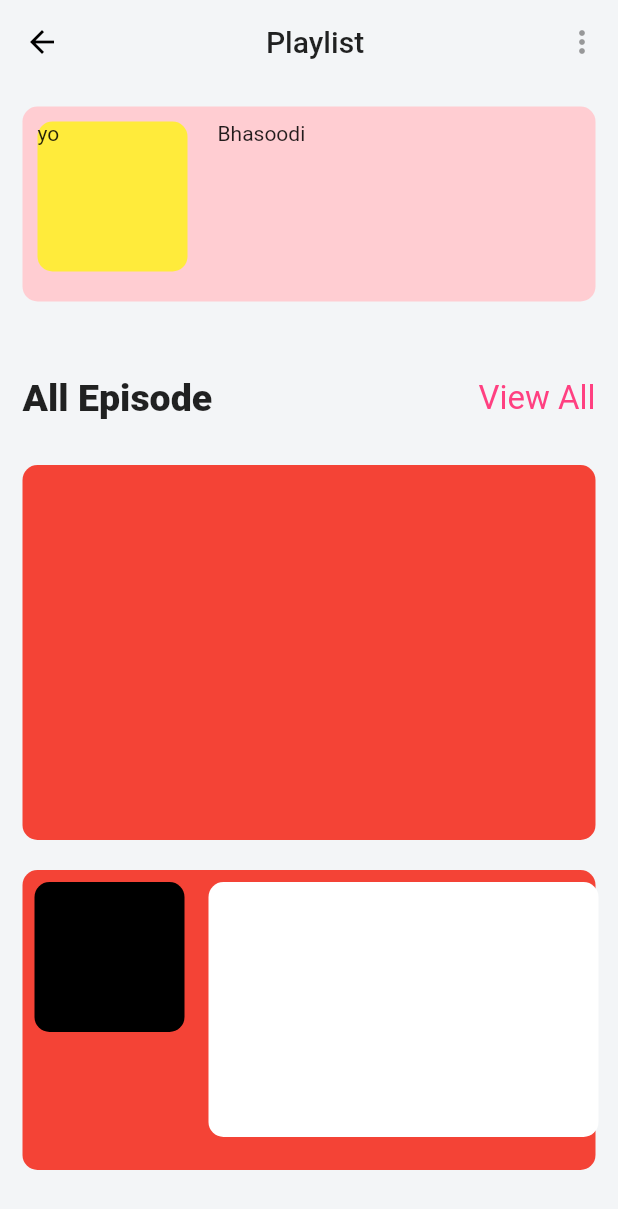
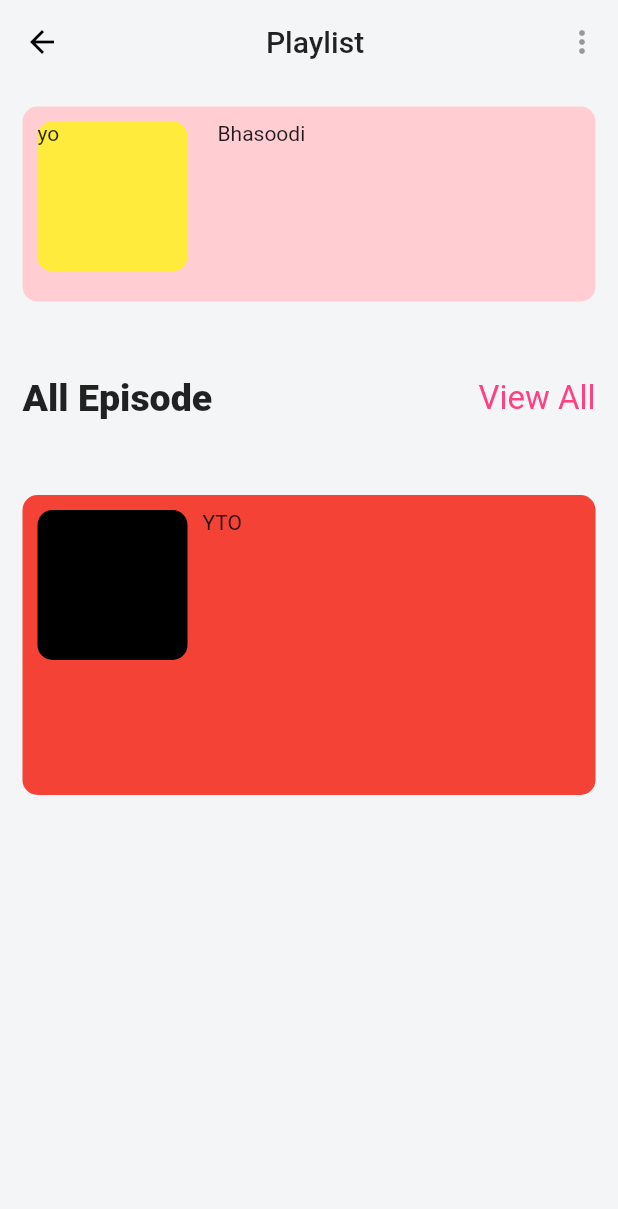
Before and after one commit to vikasprashar99/flutterapp, a Flutter app: the screen it shows after launch, after a tap on "View All", on a phone screen of 412 x 824 dp. Shown: the top 1209 px of the screen. Run offline on Flutter 3.47's test engine with Material 2 defaults, Android fonts, the phone set to English and light mode, and no system bars; our stand-ins replace font_awesome_flutter.

Commit message:
responsive app

```diff
--- a/lib/Homescreen.dart
+++ b/lib/Homescreen.dart
@@ -17,6 +17,8 @@ class _HomeScreenState extends State<HomeScreen> {
     return Scaffold(
 
         body: SafeArea(
+      child: Padding(
+        padding: const EdgeInsets.all(10.0),
         child: ListView(
           padding: EdgeInsets.symmetric(vertical: 30.0),
           children: <Widget>[
@@ -25,7 +27,7 @@ class _HomeScreenState extends State<HomeScreen> {
               children: <Widget>[
                 Text("Listen to Your",
                     style: TextStyle(
-                      fontSize: 50.0,
+                        fontSize: 35.0,
                         fontWeight: FontWeight.w900,
                         fontFamily: 'Times New Roman'
                         ))
@@ -36,9 +38,10 @@ class _HomeScreenState extends State<HomeScreen> {
               children: <Widget>[
                 Text("Favourite Podcast",
                     style: TextStyle(
-                      fontSize: 50.0,
+                        fontSize: 35.0,
                         fontWeight: FontWeight.w900,
-                      fontFamily: 'Impact'))
+                                              fontFamily: 'Times New Roman'
+))
               ],
             ),
             SizedBox(height: 20.0),
@@ -48,7 +51,7 @@ class _HomeScreenState extends State<HomeScreen> {
                 Text(
                   "Discover more than 100+ Best Talks Ever",
                   style: TextStyle(
-                    fontSize: 22.0,
+                      fontSize: 18.0,
                                             fontFamily: 'Times New Roman',
                       fontStyle: FontStyle.normal,
                       color: Colors.grey),
@@ -58,7 +61,7 @@ class _HomeScreenState extends State<HomeScreen> {
             ),
             SizedBox(height: 20.0),
             Padding(
-            padding: const EdgeInsets.all(20.0),
+              padding: const EdgeInsets.all(10.0),
               child: Row(
                 children: <Widget>[
                   Expanded(
@@ -95,6 +98,7 @@ class _HomeScreenState extends State<HomeScreen> {
           ],
         ),
       ),
+    ),
      bottomNavigationBar: BottomNavigationBar(
         currentIndex: _currentTab,
         onTap: (int value) {
--- a/lib/allPlaylists.dart
+++ b/lib/allPlaylists.dart
@@ -69,17 +69,7 @@ class PlaylistScreen extends StatelessWidget {
                 SizedBox(
                   height: 30.0,
                 ),
-                Column(
-                  children: <Widget>[
-                    Container(
-                      height: 250.0,
-                      decoration: BoxDecoration(
-                        color: Colors.red,
-                        borderRadius: BorderRadius.circular(10.0),
-                      ),
-                    ),
-                  ],
-                ),
+
                 SizedBox(
                   height: 20.0,
                 ),
@@ -92,13 +82,13 @@ class PlaylistScreen extends StatelessWidget {
                         borderRadius: BorderRadius.circular(10.0),
                       ),
                     ),
-                    Row(
-                      mainAxisAlignment: MainAxisAlignment.start,
-                      crossAxisAlignment: CrossAxisAlignment.start,
-                      children: <Widget>[
-                        Padding(
-                          padding: const EdgeInsets.all(8.0),
-                          child: Container(
+                    Padding(
+                      padding: const EdgeInsets.all(10.0),
+                      child: Row(
+                        mainAxisAlignment: MainAxisAlignment.start,
+                        crossAxisAlignment: CrossAxisAlignment.start,
+                        children: <Widget>[
+                          Container(
                             width: 100.0,
                             height: 100.0,
                             decoration: BoxDecoration(
@@ -106,19 +96,11 @@ class PlaylistScreen extends StatelessWidget {
                               borderRadius: BorderRadius.circular(10.0),
                             ),
                           ),
-                        ),
-                        Padding(
-                          padding: const EdgeInsets.all(8.0),
-                          child: Container(
-                            width: 260.0,
-                            height: 170.0,
-                            decoration: BoxDecoration(
-                              color: Colors.white,
-                              borderRadius: BorderRadius.circular(10.0),
-                            ),
-                          ),
-                        ),
-                      ],
+                          SizedBox(width:10.0),
+                          Text("YTO")
+
+                        ],
+                      ),
                     ),
                   ],
                 ),
--- a/lib/cards.dart
+++ b/lib/cards.dart
@@ -6,7 +6,7 @@ class Cards extends StatelessWidget {
     return Column(
       children: <Widget>[
         Padding(
-          padding: const EdgeInsets.all(20.0),
+          padding: const EdgeInsets.all(10.0),
           child: Row(
             mainAxisAlignment: MainAxisAlignment.spaceBetween,
             children: <Widget>[
@@ -32,7 +32,7 @@ class Cards extends StatelessWidget {
                 scrollDirection: Axis.horizontal,
                 itemBuilder: (BuildContext context, int index) {
                   return Container(
-                    margin: EdgeInsets.all(15.0),
+                    margin: EdgeInsets.all(10.0),
                     width: 240.0,
                     decoration: BoxDecoration(
                       color: Colors.pink[100],
```
Lines whose indentation alone changed are shown as unchanged.
